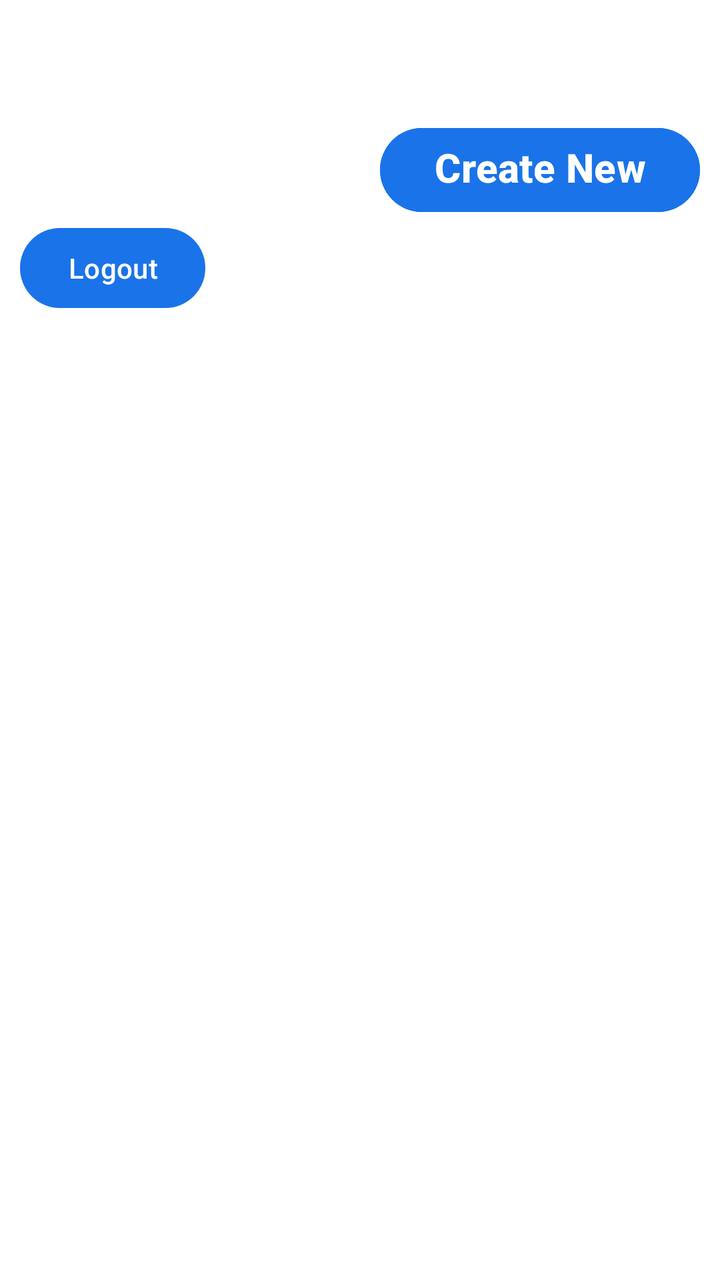
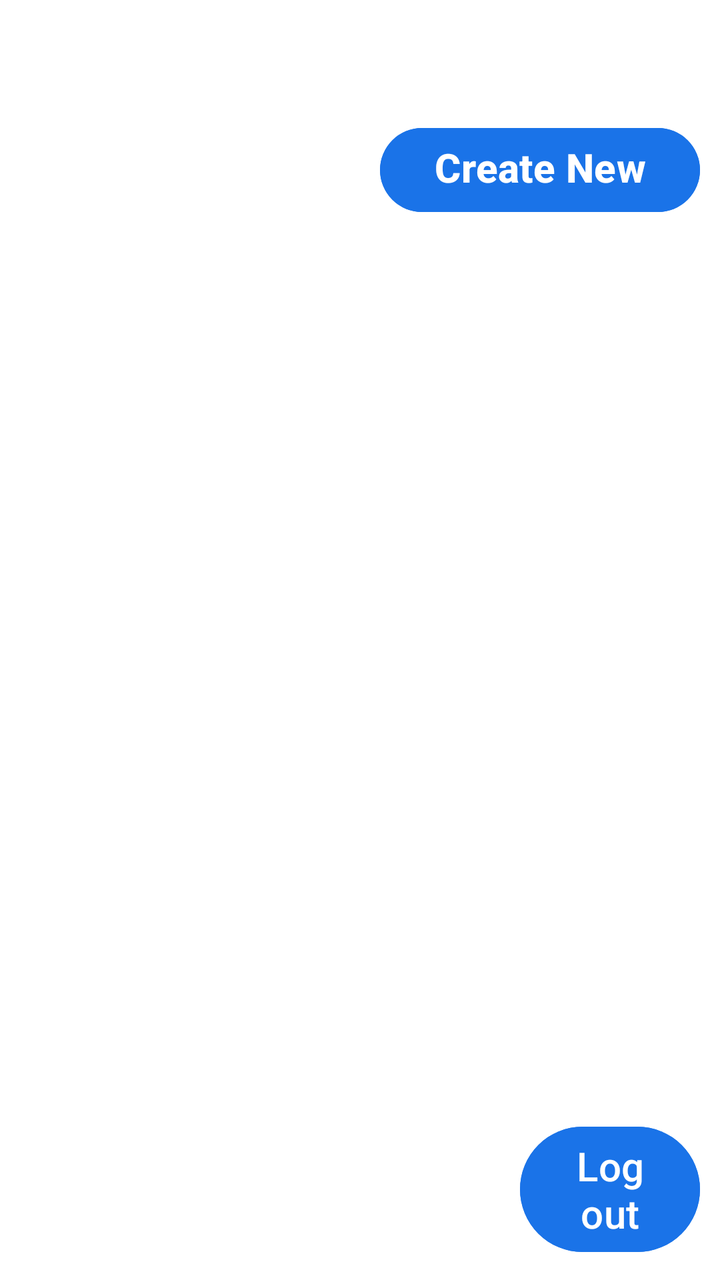

The first picture is an Android layout as it rendered before a commit; the second is the same layout after the commit. The layout source and the unified diff follow.
<!-- AndroidManifest.xml: application theme Theme.App -->
<!-- res/layout/activity_view.xml -->
<LinearLayout xmlns:android="http://schemas.android.com/apk/res/android"
    android:layout_width="match_parent"
    android:layout_height="match_parent"
    android:orientation="vertical"
    android:padding="10dp"
    android:background="#FFFFFF">


    <Button
        android:id="@+id/newOB"
        android:text="Create New OB"
        android:textSize="20sp"
        android:textStyle="bold"
        android:textColor="@color/white"
        android:layout_marginStart="180dp"
        android:layout_marginTop="50dp"
        android:backgroundTint="#1A73E8"
        android:layout_width="match_parent"
        android:layout_height="50dp"/>

    <Button
        android:id="@+id/btnLogout"
        android:layout_width="wrap_content"
        android:layout_height="wrap_content"
        android:text="Logout"/>



    <ListView
        android:id="@+id/listView"
        android:layout_marginStart="35dp"
        android:layout_width="match_parent"
        android:layout_height="match_parent" />



</LinearLayout>
<!-- resources referenced by this layout -->
<resources>
  <color name="white">#FFFFFFFF</color>
  <style name="Theme.App" parent="Base.Theme.App" />
  <style name="Base.Theme.App" parent="Theme.Material3.DayNight.NoActionBar">
          <item name="colorPrimary">#1A73E8</item>
  
  
      </style>
</resources>

<!-- the commit's change to res/layout/activity_view.xml (unified diff, before → after) -->
@@ -4,7 +4,6 @@
     android:orientation="vertical"
     android:padding="10dp"
     android:background="#FFFFFF">
-
 
     <Button
         android:id="@+id/newOB"
@@ -18,20 +17,22 @@
         android:layout_width="match_parent"
         android:layout_height="50dp"/>
 
-    <Button
-        android:id="@+id/btnLogout"
-        android:layout_width="wrap_content"
-        android:layout_height="wrap_content"
-        android:text="Logout"/>
-
-
-
     <ListView
         android:id="@+id/listView"
         android:layout_marginStart="35dp"
         android:layout_width="match_parent"
-        android:layout_height="match_parent" />
+        android:layout_height="0dp"
+        android:layout_weight="1" />
 
-
+    <Button
+        android:id="@+id/btnLogout"
+        android:textColor="@color/white"
+        android:textSize="20sp"
+        android:layout_width="wrap_content"
+        android:layout_height="wrap_content"
+        android:backgroundTint="#1A73E8"
+        android:text="Logout"
+        android:layout_marginStart="250dp"
+        android:layout_marginTop="10dp"/>
 
 </LinearLayout>
